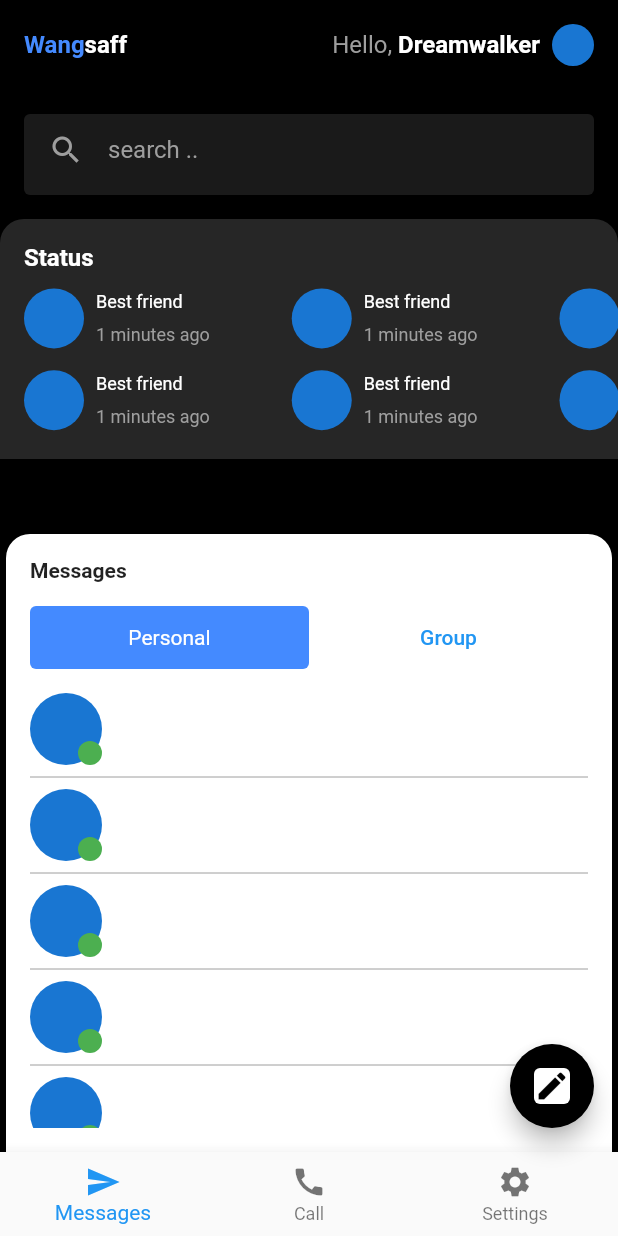
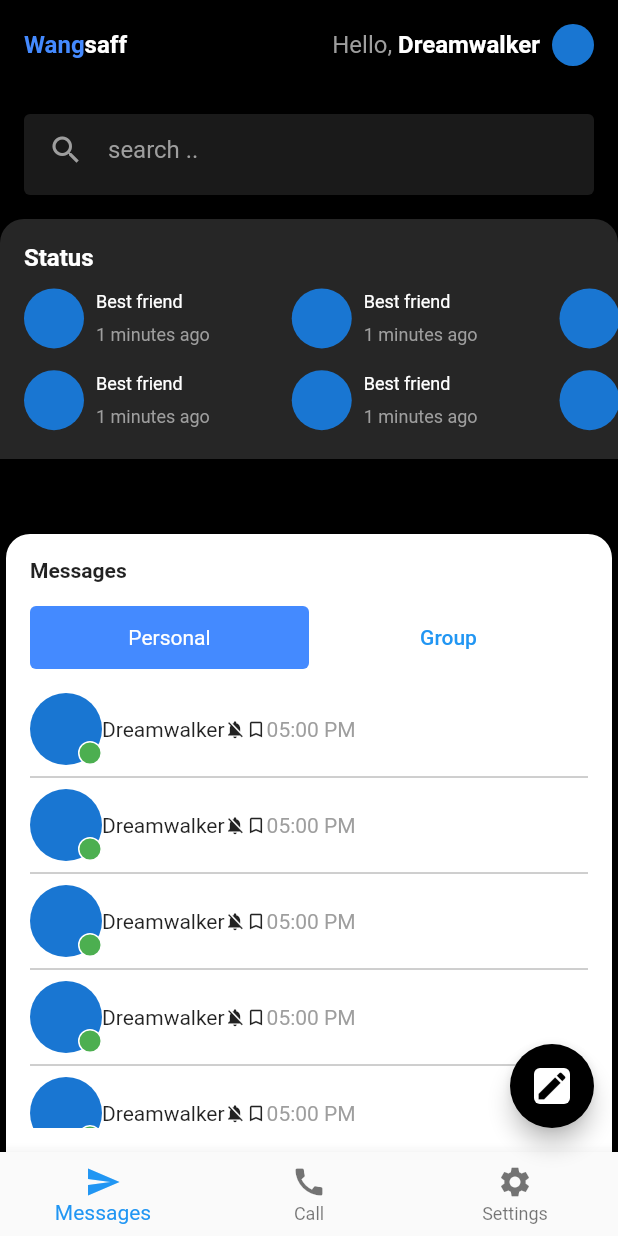
Before and after one commit to JAICHANGPARK/flutter_notebook_19th_story, a Flutter app: the screen it shows after launch, on a phone screen of 412 x 824 dp. Run offline on Flutter 3.47's test engine with Material 2 defaults, Android fonts, the phone set to English and light mode, and no system bars; our stand-ins replace cached_network_image, countup, fl_chart, flutter_riverpod, freezed_annotation, smooth_page_indicator and 1 more.

Commit message:
Update mobile_chat_home_page.dart

```diff
--- a/lib/ep1124_mobile_chat_app/src/ui/mobile_chat_home_page.dart
+++ b/lib/ep1124_mobile_chat_app/src/ui/mobile_chat_home_page.dart
@@ -258,16 +258,37 @@ class _MobileChatHomePageState extends State<MobileChatHomePage> {
                                         height: 16,
                                         width: 16,
                                         decoration: BoxDecoration(
-                                          color: Colors.green,
-
-                                          shape: BoxShape.circle
-                                        ),
+                                            color: Colors.green,
+                                            shape: BoxShape.circle,
+                                            border: Border.all(color: Colors.white)),
                                       ),
-
                                     )
                                   ],
                                 ),
                               ),
+                              Column(
+                                children: [
+                                  Row(
+                                    children: [
+                                      Text("Dreamwalker"),
+                                      Icon(
+                                        Icons.notifications_off,
+                                        size: 14,
+                                      ),
+                                      Icon(
+                                        Icons.bookmark_border,
+                                        size: 14,
+                                      ),
+                                      Text(
+                                        "05:00 PM",
+                                        style: TextStyle(
+                                          color: Colors.grey,
+                                        ),
+                                      )
+                                    ],
+                                  )
+                                ],
+                              )
                             ],
                           );
                         },
```
